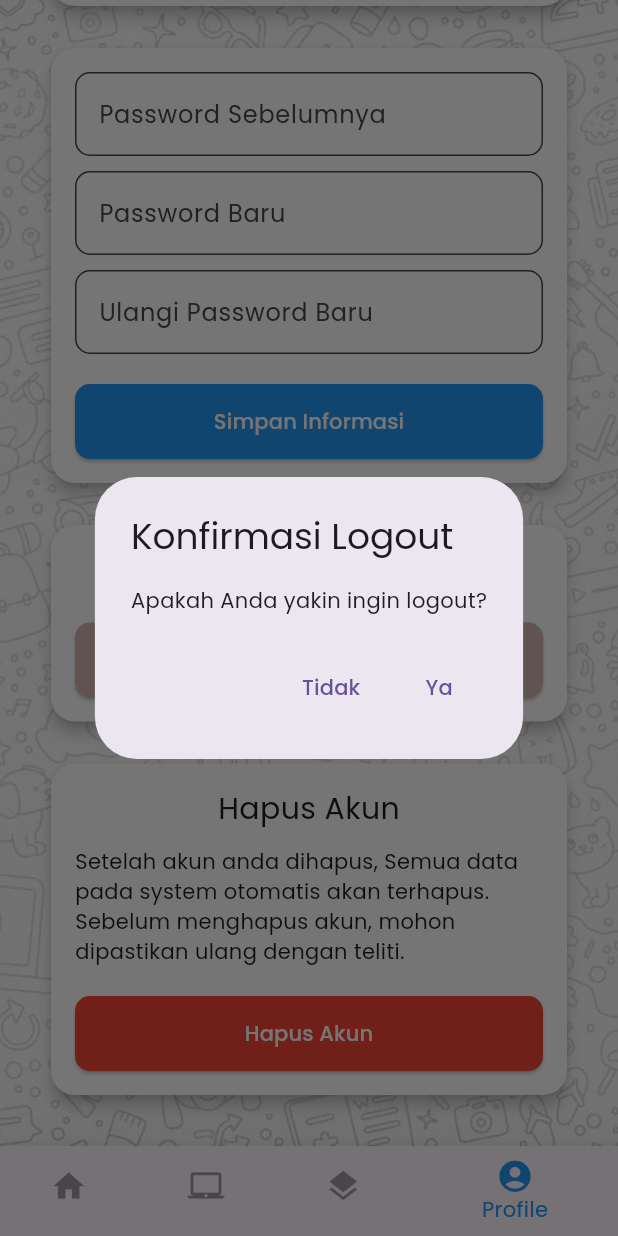
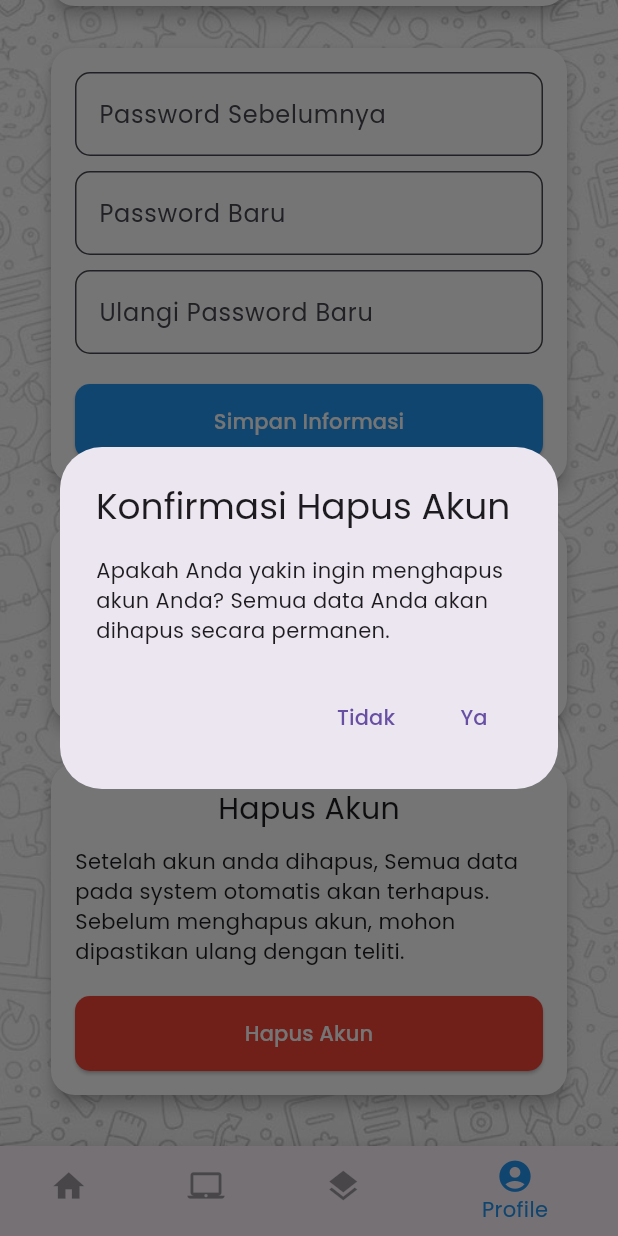
Before and after one commit to hawk-xc/Flutter_e_antrean, a Flutter app: the MainPage screen opened directly, item 4 of the bottom bar chosen, scrolled down 490 dp, after a tap on "Hapus Akun", on a phone screen of 412 x 824 dp. Run offline on Flutter 3.47's test engine with Material 3 defaults, Android fonts, the phone set to English and light mode, and no system bars; our stand-ins replace dio, shared_preferences, timelines; accounts and stored records are empty; network calls fail.

Commit message:
ℹ add update on profile delete account feature

```diff
--- a/lib/ui/profile_view.dart
+++ b/lib/ui/profile_view.dart
@@ -39,6 +39,37 @@ class _ProfileViewState extends State<ProfileView> {
         print('Error: ${data['error']}');
       }
     });
+  }
+
+  Future<void> confirmDeleteAccount() async {
+    bool? shouldDelete = await showDialog<bool>(
+      context: context,
+      builder: (BuildContext context) {
+        return AlertDialog(
+          title: const Text('Konfirmasi Hapus Akun'),
+          content: const Text(
+              'Apakah Anda yakin ingin menghapus akun Anda? Semua data Anda akan dihapus secara permanen.'),
+          actions: <Widget>[
+            TextButton(
+              onPressed: () {
+                Navigator.of(context).pop(false);
+              },
+              child: const Text('Tidak'),
+            ),
+            TextButton(
+              onPressed: () {
+                Navigator.of(context).pop(true);
+              },
+              child: const Text('Ya'),
+            ),
+          ],
+        );
+      },
+    );
+
+    if (shouldDelete == true) {
+      await profileController.deleteAccount(context);
+    }
   }
 
   @override
@@ -214,7 +245,7 @@ class _ProfileViewState extends State<ProfileView> {
                             const SizedBox(height: 20),
                             ElevatedButton(
                               onPressed: () async {
-                                await profileController.logout(context);
+                                await confirmDeleteAccount();
                               },
                               style: ElevatedButton.styleFrom(
                                 minimumSize: const Size(500, 50),
```
Also changed, not shown: lib/controller/profile_controller.dart (+47 -4 lines).
